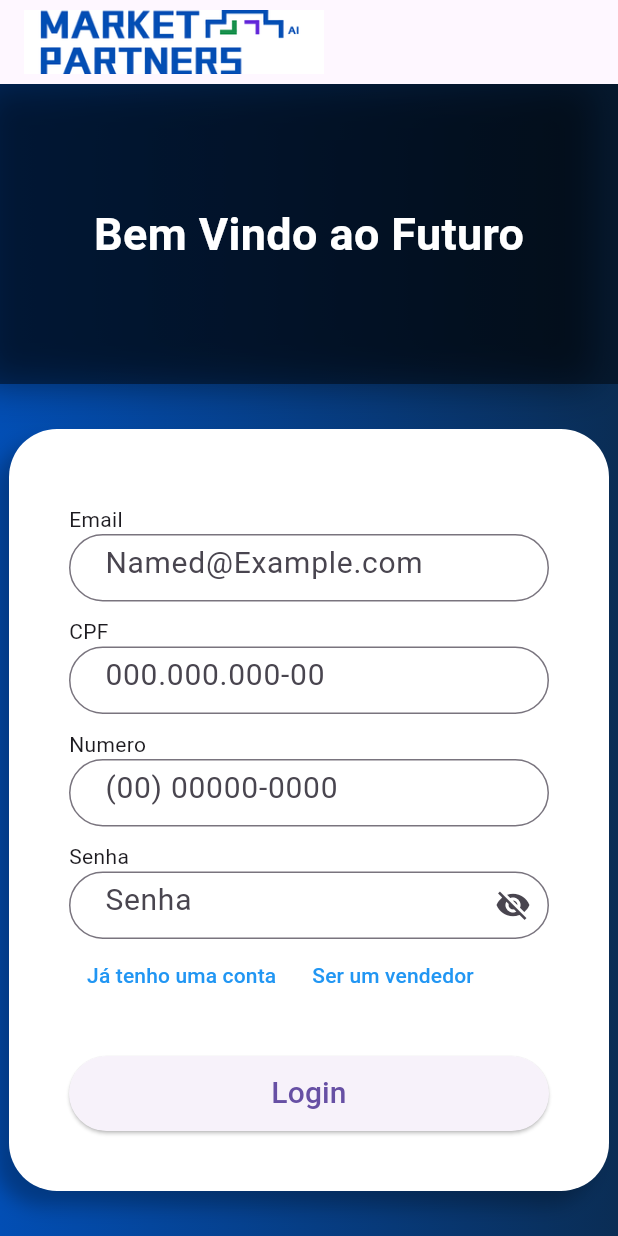
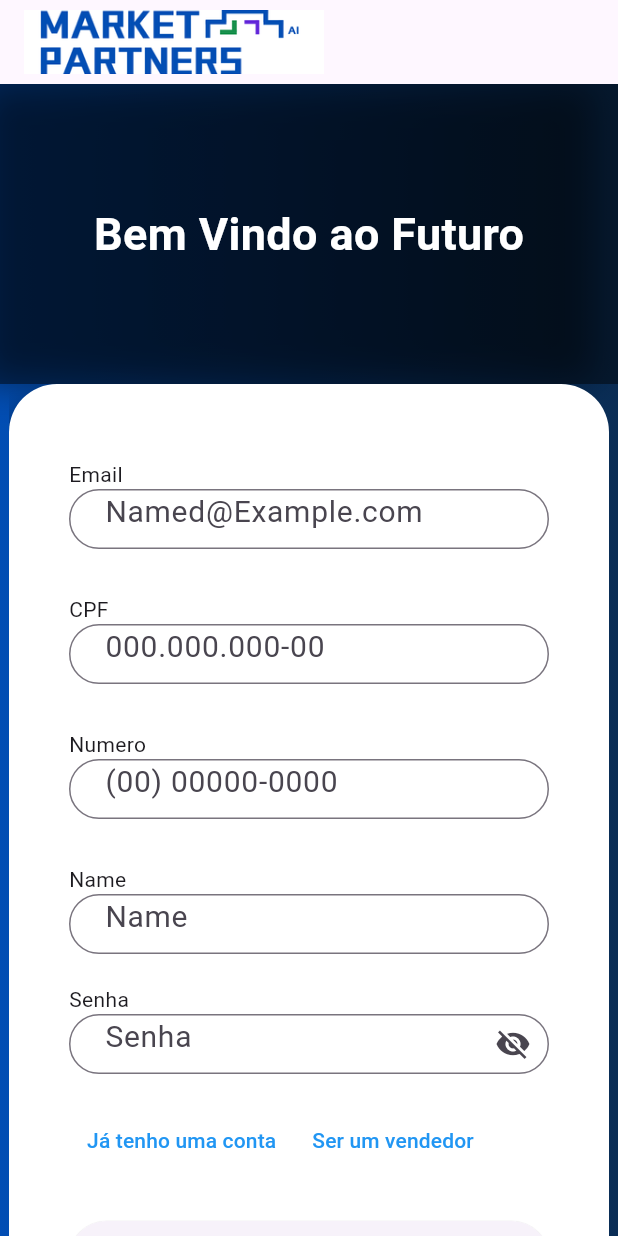
Before and after one commit to FelipeMoreiraVentura/TCC-Partners, a Flutter app: the Login screen opened by its route, after a tap on "Criar uma conta", on a phone screen of 412 x 824 dp. Run offline on Flutter 3.47's test engine with Material 3 defaults, Android fonts, the phone set to English and light mode, and no system bars; our stand-ins replace carousel_slider, mask_text_input_formatter, speech_to_text; missing offline and left inert: cpf_cnpj_validator; network calls fail; Roboto replaces fonts that are missing (Montserrat).

Commit message:
Criação de validação de login

```diff
--- a/lib/main.dart
+++ b/lib/main.dart
@@ -1,5 +1,6 @@
 import 'package:flutter/material.dart';
 import 'package:market_partners/screens/configurations/confing.dart';
+import 'package:market_partners/screens/partnersBot/partners_bot.dart';
 import "screens/login/login.dart";
 import 'screens/home/home.dart';
 
@@ -20,6 +21,7 @@ class MyApp extends StatelessWidget {
         "/login": (context) => const Login(),
         "/": (context) => const Home(),
         "/configuration": (context) => const Confing(),
+        "/configuration/PartnersBot": (context) => const PartnersBot(),
       },
     );
   }
--- a/lib/screens/configurations/confing.dart
+++ b/lib/screens/configurations/confing.dart
@@ -45,6 +45,12 @@ class Confing extends StatelessWidget {
                   ListTile(
                     title: Text("Sobre PartnersBot"),
                     subtitle: Text("Saiba mais de nossa IA !"),
+                    onTap: () {
+                      Navigator.pushNamed(
+                        context,
+                        "/configuration/PartnersBot",
+                      );
+                    },
                     leading: Image.asset(
                       "assets/images/chatIcon.png",
                       height: 40,
--- a/lib/screens/home/home.dart
+++ b/lib/screens/home/home.dart
@@ -71,6 +71,7 @@ class _HomeState extends State<Home> {
             ),
             PopupMenuButton(
               icon: Icon(Icons.account_circle, color: Colors.white),
+              offset: Offset(0, 40),
               itemBuilder:
                   (context) => [
                     PopupMenuItem(
--- a/lib/screens/login/login.dart
+++ b/lib/screens/login/login.dart
@@ -11,26 +11,41 @@ class Login extends StatefulWidget {
 }
 
 class _LoginState extends State<Login> {
-  int isLogin = 0;
+  int login = 0;
   bool obscureText = true;
 
   TextEditingController email = TextEditingController();
-  TextEditingController cpfOuCnpj = TextEditingController();
+  TextEditingController cpfOrCnpj = TextEditingController();
   TextEditingController number = TextEditingController();
   TextEditingController password = TextEditingController();
+  TextEditingController name = TextEditingController();
+
+  final formKey = GlobalKey<FormState>();
 
   @override
   Widget build(BuildContext context) {
-    double sizeBoxheigth = isLogin == 0 ? 30 : 10;
+    double sizeBoxheigth = login == 0 ? 30 : 10;
     bool isMobile = IsMobile(context);
 
     final passwordField = SizedBox(
-      height: 45,
-      child: TextField(
+      height: 60,
+      child: TextFormField(
+        validator: (value) {
+          if (value == null || value.isEmpty) {
+            return 'Preencha este campo';
+          }
+          return login == 0
+              ? null
+              : value.length < 6
+              ? 'A senha deve ter pelo menos 6 caracteres'
+              : null;
+        },
         obscureText: obscureText,
         style: AppText.md,
         controller: password,
         decoration: InputDecoration(
+          helperText: "",
+
           contentPadding: EdgeInsets.fromLTRB(20, 15, 20, 15),
           hintText: "Senha",
           suffixIcon: IconButton(
@@ -49,16 +64,19 @@ class _LoginState extends State<Login> {
     final buttonLogin = ButtonTheme(
       child: ElevatedButton(
         onPressed: () {
-          Navigator.pushNamed(context, "/");
+          if (formKey.currentState!.validate()) {
+            Navigator.pushNamed(context, "/");
+          }
         },
         style: ButtonStyle(
+          foregroundColor: WidgetStateProperty.all(AppColors.blue),
           minimumSize: WidgetStateProperty.all(const Size(400, 50)),
           shape: WidgetStatePropertyAll(
             RoundedRectangleBorder(borderRadius: BorderRadius.circular(32)),
           ),
         ),
         child: Text(
-          isLogin != 0 ? "Login" : "Cadastrar",
+          login != 0 ? "Login" : "Cadastrar",
           textAlign: TextAlign.center,
           style: AppText.md,
         ),
@@ -75,13 +93,13 @@ class _LoginState extends State<Login> {
             BoxShadow(
               color: const Color.fromARGB(117, 0, 0, 0),
               blurRadius: 20,
-              offset: isLogin != 0 ? Offset(-15, 0) : Offset(15, 0),
+              offset: login != 0 ? Offset(-15, 0) : Offset(15, 0),
             ),
           ],
         ),
         child: Center(
           child: Text(
-            isLogin == 0
+            login == 0
                 ? isMobile
                     ? "Bem Vindo De Volta"
                     : "Bem\nVindo\nDe\nVolta"
@@ -118,13 +136,14 @@ class _LoginState extends State<Login> {
               crossAxisAlignment: CrossAxisAlignment.start,
               children: [
                 SizedBox(height: sizeBoxheigth),
-                ...input("Email", email),
+                ...input("Email", email, login),
                 SizedBox(height: sizeBoxheigth),
-                if (isLogin != 0) ...[
-                  ...input(isLogin == 1 ? "CPF" : "CNPJ", cpfOuCnpj),
+                if (login != 0) ...[
+                  ...input(login == 1 ? "CPF" : "CNPJ", cpfOrCnpj, login),
                   SizedBox(height: sizeBoxheigth),
-                  ...input("Numero", number),
+                  ...input("Numero", number, login),
                   SizedBox(height: sizeBoxheigth),
+                  ...input("Name", name, login),
                 ],
                 const Text("Senha"),
                 passwordField,
@@ -133,23 +152,23 @@ class _LoginState extends State<Login> {
                     TextButton(
                       onPressed: () {
                         setState(() {
-                          isLogin == 0 ? isLogin = 1 : isLogin = 0;
+                          login == 0 ? login = 1 : login = 0;
                         });
                       },
                       child: Text(
-                        isLogin == 0 ? "Criar uma conta" : "Já tenho uma conta",
+                        login == 0 ? "Criar uma conta" : "Já tenho uma conta",
                         style: const TextStyle(color: Colors.blue),
                       ),
                     ),
-                    if (isLogin != 0)
+                    if (login != 0)
                       TextButton(
                         onPressed: () {
                           setState(() {
-                            isLogin == 1 ? isLogin = 2 : isLogin = 1;
+                            login == 1 ? login = 2 : login = 1;
                           });
                         },
                         child: Text(
-                          isLogin == 1 ? "Ser um vendedor" : "Ser comprador",
+                          login == 1 ? "Ser um vendedor" : "Ser comprador",
                           style: const TextStyle(color: Colors.blue),
                         ),
                       ),
@@ -162,7 +181,7 @@ class _LoginState extends State<Login> {
           ),
         ),
       );
-      return isLogin != 0 || isMobile
+      return login != 0 || isMobile
           ? [text, Expanded(child: loginContainer)]
           : [Expanded(child: loginContainer), text];
     }
@@ -179,11 +198,14 @@ class _LoginState extends State<Login> {
       body: Container(
         decoration: const BoxDecoration(
           gradient: LinearGradient(
-            colors: [Color(0xFF024EB4), Color.fromARGB(255, 10, 45, 85)],
+            colors: [AppColors.blue, Color.fromARGB(255, 10, 45, 85)],
           ),
         ),
-        child:
-            isMobile ? Column(children: content()) : Row(children: content()),
+        child: Form(
+          key: formKey,
+          child:
+              isMobile ? Column(children: content()) : Row(children: content()),
+        ),
       ),
     );
   }
--- a/pubspec.yaml
+++ b/pubspec.yaml
@@ -37,6 +37,8 @@ dependencies:
   mask_text_input_formatter: ^2.9.0
   carousel_slider: ^5.0.0
   speech_to_text: ^7.0.0
+  cpf_cnpj_validator: ^2.0.0
+
 
 dev_dependencies:
   flutter_test:
```
Also changed, not shown: lib/screens/home/widgets/products.dart (+7 -3 lines), lib/screens/login/widgets/input.dart (+42 -3 lines), lib/screens/partnersBot/partners_bot.dart (added, +45 -0 lines), pubspec.lock.
